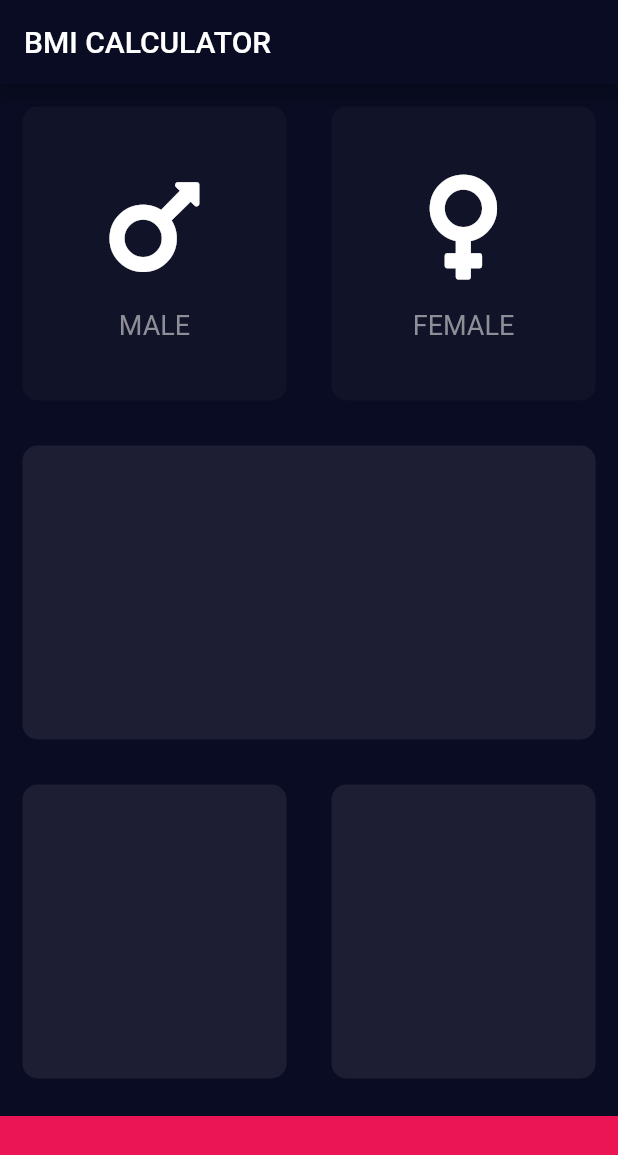
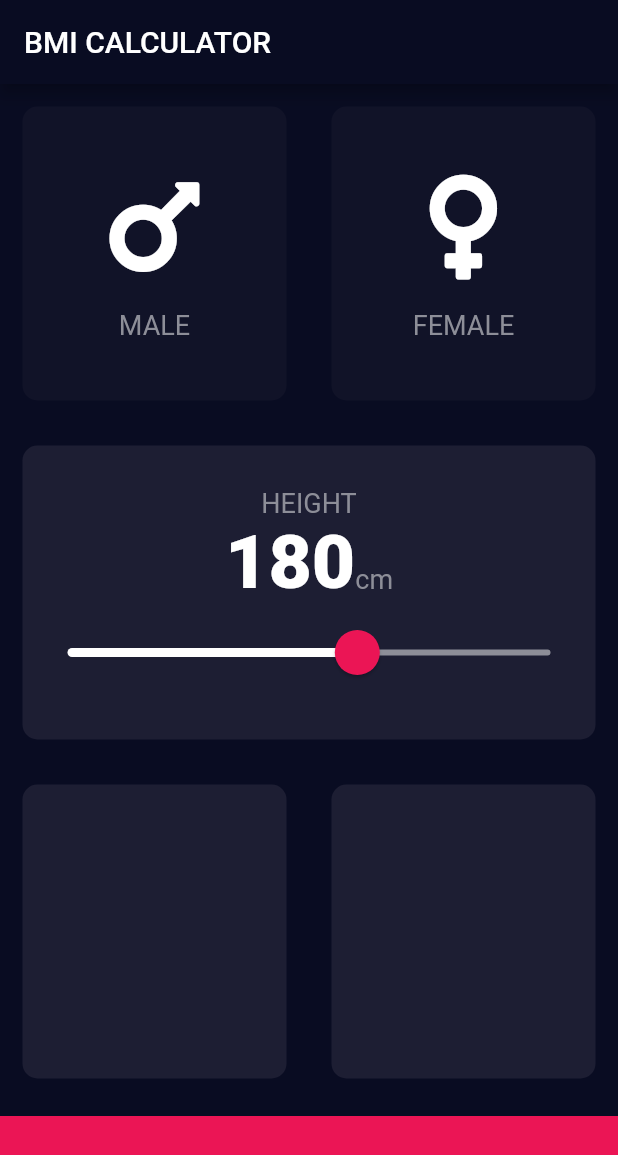
Before and after one commit to deepakDOTexe/bmi-calculator, a Flutter app: the screen it shows after launch, on a phone screen of 412 x 824 dp. Shown: the top 1155 px of the screen. Run offline on Flutter 3.47's test engine with Material 2 defaults, Android fonts, the phone set to English and light mode, and no system bars; our stand-ins replace font_awesome_flutter.

Commit message:
add height slider

```diff
--- a/lib/card_content.dart
+++ b/lib/card_content.dart
@@ -1,9 +1,5 @@
 import 'package:flutter/material.dart';
-
-const textStyle = TextStyle(
-  fontSize: 18.0,
-  color: Color(0xFF8D8E98),
-);
+import 'constants.dart';
 
 class CardContentWidget extends StatelessWidget {
   CardContentWidget({ this.icon, this.text});
@@ -24,7 +20,7 @@ class CardContentWidget extends StatelessWidget {
         ),
         Text(
           text,
-          style: textStyle,
+          style: kLabelTextStyle,
         ),
       ],
     );
--- /dev/null
+++ b/lib/constants.dart
@@ -0,0 +1,16 @@
+import 'package:flutter/material.dart';
+
+const kBottomContainerHeight = 80.0;
+const kActiveCardColor = Color(0xFF1D1E33);
+const kInactiveCardColor = Color(0xFF111328);
+const kBottomContainerColor = Color(0xFFEB1555);
+
+const kLabelTextStyle = TextStyle(
+  fontSize: 18.0,
+  color: Color(0xFF8D8E98),
+);
+
+const kNumberTextStyle = TextStyle(
+  fontSize: 50.0,
+  fontWeight: FontWeight.w900,
+);
--- a/lib/input_page.dart
+++ b/lib/input_page.dart
@@ -2,11 +2,7 @@ import 'package:flutter/material.dart';
 import 'package:font_awesome_flutter/font_awesome_flutter.dart';
 import 'card_content.dart';
 import 'reusable_card.dart';
-
-const bottomContainerHeight = 80.0;
-const reusableCardColor = Color(0xFF1D1E33);
-const inactiveCardColor = Color(0xFF111328);
-const bottomContainerColor = Color(0xFFEB1555);
+import 'constants.dart';
 
 enum GenderType{
   male,
@@ -21,6 +17,9 @@ class InputPage extends StatefulWidget {
 class _InputPageState extends State<InputPage> {
 
 GenderType selectedGender;
+
+int height = 180;
+
   @override
   Widget build(BuildContext context) {
     return Scaffold(
@@ -28,6 +27,7 @@ GenderType selectedGender;
         title: Text('BMI CALCULATOR'),
       ),
       body: Column(
+        crossAxisAlignment: CrossAxisAlignment.stretch,
         children: <Widget>[
           Expanded(
             child: Row(
@@ -39,7 +39,7 @@ GenderType selectedGender;
                         selectedGender = GenderType.male;
                       });
                     },
-                    cardColor: selectedGender == GenderType.male ? reusableCardColor : inactiveCardColor,
+                    cardColor: selectedGender == GenderType.male ? kActiveCardColor : kInactiveCardColor,
                     cardChild: CardContentWidget(
                       icon: FontAwesomeIcons.mars,
                       text: 'MALE',
@@ -53,7 +53,7 @@ GenderType selectedGender;
                         selectedGender = GenderType.female;
                       });
                     },
-                    cardColor: selectedGender == GenderType.female ? reusableCardColor : inactiveCardColor,
+                    cardColor: selectedGender == GenderType.female ? kActiveCardColor : kInactiveCardColor,
                     cardChild: CardContentWidget(
                     icon: FontAwesomeIcons.venus,
                     text: 'FEMALE',
@@ -64,25 +64,71 @@ GenderType selectedGender;
             ),
           ),
           Expanded(
-            child: ReusableCard(cardColor: reusableCardColor,),
+            child: ReusableCard(
+              cardColor: kActiveCardColor,
+              cardChild: Column(
+                mainAxisAlignment: MainAxisAlignment.center,
+                children: <Widget>[
+                  Text(
+                    'HEIGHT',
+                  style: kLabelTextStyle,
+                  ),
+                  Row(
+                    mainAxisAlignment: MainAxisAlignment.center,
+                    crossAxisAlignment: CrossAxisAlignment.baseline,
+                    textBaseline: TextBaseline.alphabetic,
+                    children: <Widget>[
+                      Text(
+                        height.toString(),
+                        style: kNumberTextStyle,
+                      ),
+                      Text(
+                        'cm',
+                        style: kLabelTextStyle,
+                      ),
+                    ],
+                  ),
+                  SliderTheme(
+                    data: SliderTheme.of(context).copyWith(
+                      activeTrackColor: Colors.white,
+                      inactiveTrackColor: Color(0xFF8D8E98),
+                      thumbColor: Color(0xFFEB1555),
+                      overlayColor: Color(0x29EB1555),
+                      thumbShape: RoundSliderThumbShape(enabledThumbRadius: 15.0),
+                      overlayShape: RoundSliderOverlayShape(overlayRadius: 30.0),
+                    ),
+                    child: Slider(
+                      value: height.toDouble(),
+                      min: 120.0,
+                      max: 220.0,
+                      onChanged: (double newValue){
+                        setState(() {
+                          height = newValue.round();
+                        });
+                      },
+                    ),
+                  ),
+                ],
+              ),
+            ),
           ),
           Expanded(
             child: Row(
               children: <Widget>[
                 Expanded(
-                  child: ReusableCard(cardColor: reusableCardColor,),
+                  child: ReusableCard(cardColor: kActiveCardColor,),
                 ),
                 Expanded(
-                  child: ReusableCard(cardColor: reusableCardColor,),
+                  child: ReusableCard(cardColor: kActiveCardColor,),
                 ),
               ],
             ),
           ),
           Container(
-            color: bottomContainerColor,
+            color: kBottomContainerColor,
             margin: EdgeInsets.only(top: 10.0),
             width: double.infinity,
-            height: bottomContainerHeight,
+            height: kBottomContainerHeight,
           ),
         ],
       )
```
